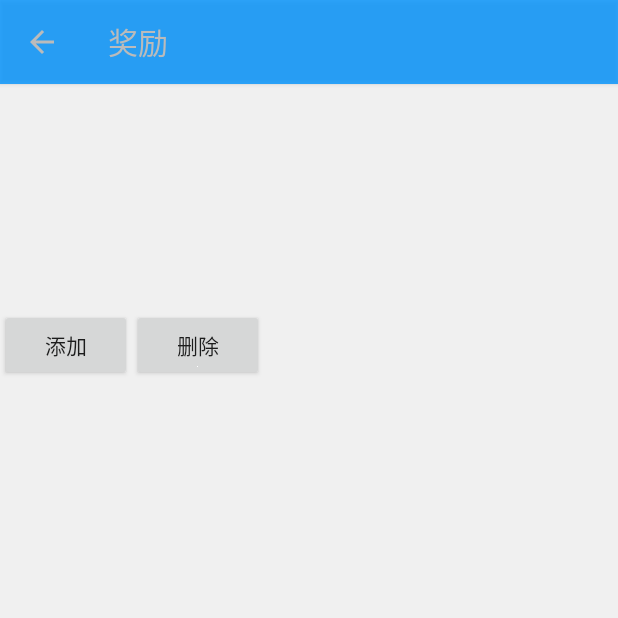
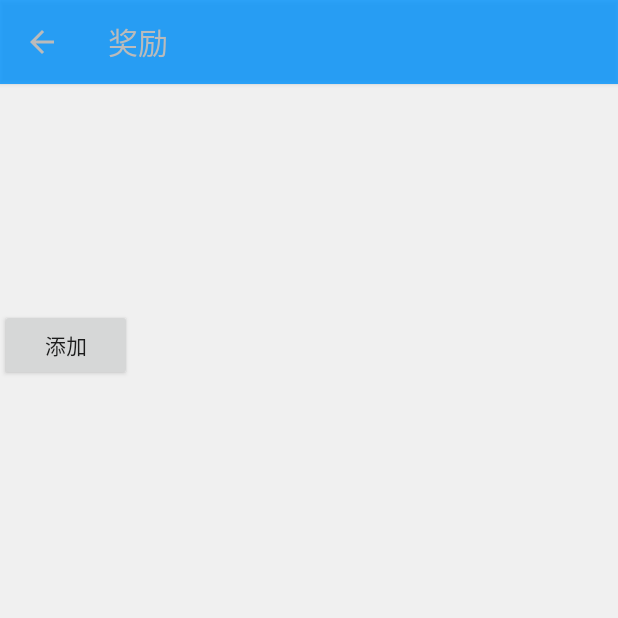
Before and after one commit to 18810977393/teamwork, an Android app: the AwardActivity screen opened directly, with no data from a screen before it, on a phone screen of 412 x 824 dp, the top half of it. Run offline under Robolectric (Android 15) with nearby library versions, the phone set to English and light mode, and no system bars; 1 statement that could not run was skipped.

Commit message:
再更新“奖励”活动，新建奖励类，并对奖励排序

```diff
--- a/app/src/main/java/com/scwang/refreshlayout/splash/SplashActivity.java
+++ b/app/src/main/java/com/scwang/refreshlayout/splash/SplashActivity.java
@@ -41,6 +41,7 @@ public class SplashActivity extends AppCompatActivity {
                 }else{//以后就没有引导页面了
                     startActivity(new Intent(SplashActivity.this, IndexMainActivity.class));
                 }
+                finish();
             }
         },DELAY_TIME) ;
     }
--- a/app/src/main/res/layout/activity_award.xml
+++ b/app/src/main/res/layout/activity_award.xml
@@ -42,15 +42,6 @@
                 android:gravity="center"
                 android:text="添加" />
 
-            <Button
-                android:id="@+id/button2"
-                android:layout_width="wrap_content"
-                android:layout_height="wrap_content"
-                android:drawableBottom="@drawable/bc_background_panel"
-                android:gravity="center"
-                android:text="删除"
-                android:visibility="visible" />
-
             <LinearLayout
                 android:layout_width="match_parent"
                 android:layout_height="match_parent"
@@ -58,16 +49,8 @@
 
                 <ListView
                     android:id="@+id/listView1"
-                    android:layout_width="99dp"
+                    android:layout_width="match_parent"
                     android:layout_height="443dp" />
-
-
-                <TextView
-                    android:id="@+id/textView1"
-                    android:layout_width="match_parent"
-                    android:layout_height="match_parent"
-                    android:padding="6sp"
-                    android:textSize="17sp" />
             </LinearLayout>
 
         </LinearLayout>
--- /dev/null
+++ b/app/src/main/res/menu/award_menu.xml
@@ -0,0 +1,10 @@
+<?xml version="1.0" encoding="utf-8"?>
+<menu xmlns:app="http://schemas.android.com/apk/res-auto"
+    xmlns:tools="http://schemas.android.com/tools"
+    xmlns:android="http://schemas.android.com/apk/res/android">
+    <item
+        android:id="@+id/action_add"
+        android:orderInCategory="100"
+        android:title="添加"
+        app:showAsAction="ifRoom|withText" />
+</menu>
```
Also changed, not shown: app/src/main/java/com/scwang/refreshlayout/Sorting.java (added, +46 -0 lines), app/src/main/java/com/scwang/refreshlayout/activity/style/Award.java (added, +62 -0 lines), app/src/main/java/com/scwang/refreshlayout/activity/style/AwardActivity.java (+72 -27 lines), app/src/main/java/com/scwang/refreshlayout/activity/style/addAwardActivity.java (+39 -18 lines), app/src/main/res/layout/activity_add_award.xml (+5 -2 lines).
